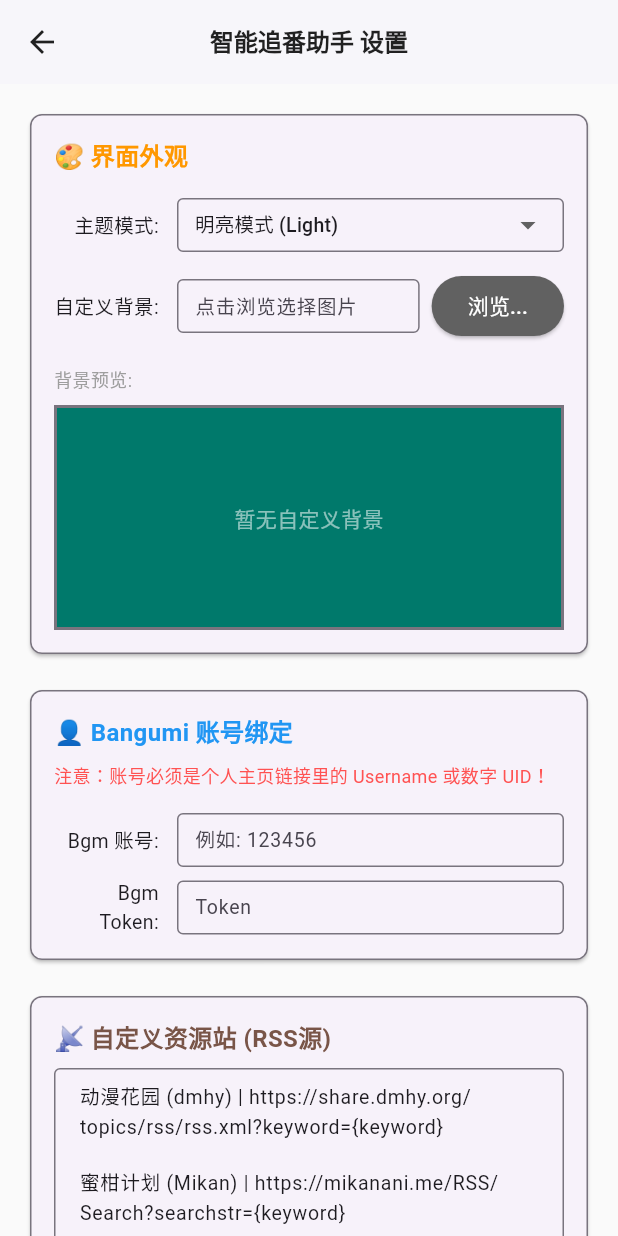
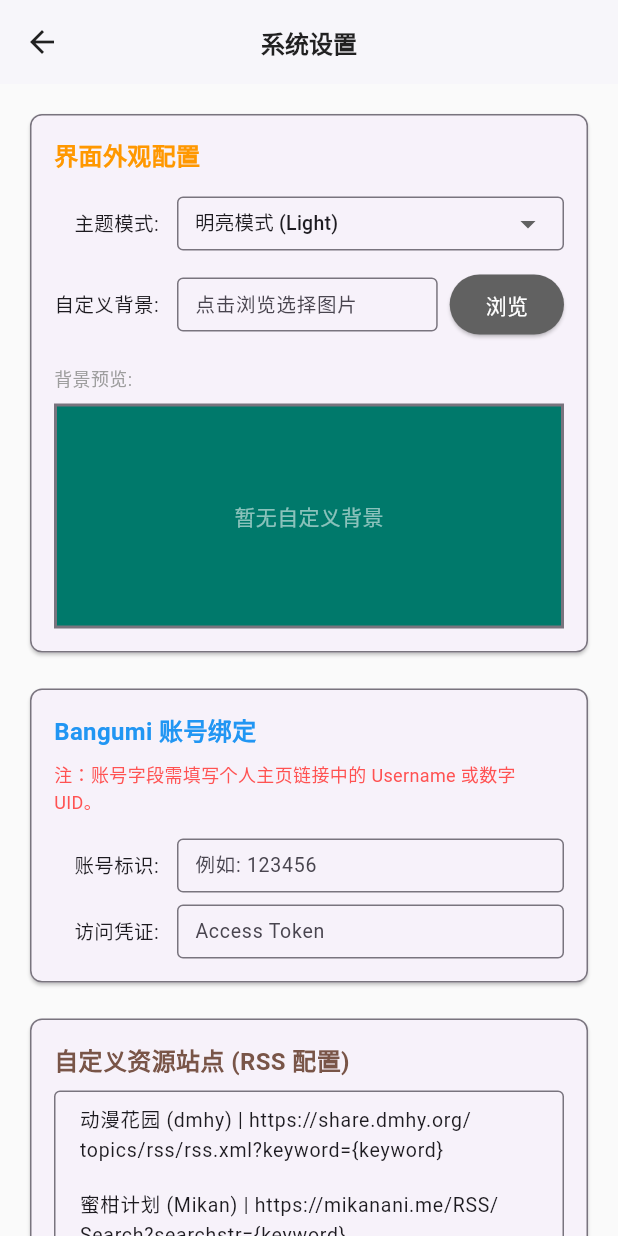
Before and after one commit to CongutSun/AnimeMaster_Pro_mobile, a Flutter app: the screen it shows after launch, after a tap on the "settings" icon, on a phone screen of 412 x 824 dp. Run offline on Flutter 3.47's test engine with Material 3 defaults, Android fonts, the phone set to English and light mode, and no system bars; our stand-ins replace cached_network_image, dio, flutter_secure_storage, image_cropper, image_picker, shared_preferences; missing offline and left inert: shorebird_code_push, webfeed; network calls fail.

Commit message:
内存管理更新

```diff
--- a/lib/providers/settings_provider.dart
+++ b/lib/providers/settings_provider.dart
@@ -1,6 +1,7 @@
 import 'dart:convert';
 import 'package:flutter/material.dart';
 import 'package:shared_preferences/shared_preferences.dart';
+import 'package:flutter_secure_storage/flutter_secure_storage.dart';
 
 class SettingsProvider with ChangeNotifier {
   String _bgmAcc = '';
@@ -8,10 +9,13 @@ class SettingsProvider with ChangeNotifier {
   List<Map<String, String>> _rssSources = [];
   bool _isLoaded = false;
 
-  // ✨ 新增界面外观属性
+  // 界面外观属性配置
   String _closeAction = '直接完全退出';
   String _themeMode = '明亮模式 (Light)';
   String _customBgPath = '';
+
+  // 实例化安全存储对象
+  final FlutterSecureStorage _secureStorage = const FlutterSecureStorage();
 
   String get bgmAcc => _bgmAcc;
   String get bgmToken => _bgmToken;
@@ -28,13 +32,15 @@ class SettingsProvider with ChangeNotifier {
 
   Future<void> _loadSettings() async {
     final prefs = await SharedPreferences.getInstance();
+
+    // 常规数据从 SharedPreferences 读取
     _bgmAcc = prefs.getString('bgm_acc') ?? '';
-    _bgmToken = prefs.getString('bgm_token') ?? '';
-
-    // ✨ 加载外观设置
     _closeAction = prefs.getString('close_action') ?? '直接完全退出';
     _themeMode = prefs.getString('theme_mode') ?? '明亮模式 (Light)';
     _customBgPath = prefs.getString('custom_bg_path') ?? '';
+
+    // 敏感凭证从 Keychain / Keystore 读取
+    _bgmToken = await _secureStorage.read(key: 'bgm_token') ?? '';
 
     final rssString = prefs.getString('rss_sources');
     if (rssString != null) {
@@ -54,21 +60,26 @@ class SettingsProvider with ChangeNotifier {
   Future<void> updateAccount(String acc, String token) async {
     _bgmAcc = acc;
     _bgmToken = token;
+
     final prefs = await SharedPreferences.getInstance();
     await prefs.setString('bgm_acc', acc);
-    await prefs.setString('bgm_token', token);
+
+    // 敏感凭证写入安全存储区域
+    await _secureStorage.write(key: 'bgm_token', value: token);
+
     notifyListeners();
   }
 
-  // ✨ 新增：更新外观设置并保存
   Future<void> updateAppearance(String action, String mode, String bgPath) async {
     _closeAction = action;
     _themeMode = mode;
     _customBgPath = bgPath;
+
     final prefs = await SharedPreferences.getInstance();
     await prefs.setString('close_action', action);
     await prefs.setString('theme_mode', mode);
     await prefs.setString('custom_bg_path', bgPath);
+
     notifyListeners();
   }
 
--- a/lib/screens/home_page.dart
+++ b/lib/screens/home_page.dart
@@ -27,49 +27,53 @@ class _HomePageState extends State<HomePage> {
   @override
   void initState() {
     super.initState();
-    // 默认正常加载
     _loadData();
   }
 
-  // ✨ 核心升级：增加 forceRefresh 参数，用于判断是否是用户手动下拉刷新
+  /// 数据加载主入口
+  /// [forceRefresh] 参数用于区分是否为用户主动触发的下拉刷新操作
   Future<void> _loadData({bool forceRefresh = false}) async {
     final prefs = await SharedPreferences.getInstance();
 
     final cachedCalendar = prefs.getString('cache_calendar');
     final cachedTop = prefs.getString('cache_top');
-    // ✨ 读取上次缓存的时间
     final cacheTimeStr = prefs.getString('cache_time');
 
     bool hasValidCache = false;
 
-    // 1. 如果有缓存，并且不是用户手动强制刷新，我们来检查缓存是否过期
+    // 1. 缓存校验阶段
     if (cachedCalendar != null && cachedTop != null && cacheTimeStr != null && !forceRefresh) {
       try {
         final cacheTime = DateTime.parse(cacheTimeStr);
         final now = DateTime.now();
 
-        // ✨ 商业化策略：缓存 4 小时内有效。你可以根据需要调整这个时间
+        // 缓存有效期设定为 4 小时
         if (now.difference(cacheTime).inHours < 4) {
           final calendar = jsonDecode(cachedCalendar);
           final rawTopData = jsonDecode(cachedTop) as List<dynamic>;
 
           _parseAndSetData(calendar, rawTopData.map((e) => e as Map<String, dynamic>).toList());
-          hasValidCache = true; // 标记缓存有效
+          hasValidCache = true;
         }
       } catch (e) {
-        debugPrint('缓存解析或时间校验失败: $e');
+        debugPrint('[HomePage] Cache parsing or validation failed: $e');
       }
     }
 
-    // 如果没有有效缓存，才需要显示转圈 Loading
+    // 2. 状态分发与网络请求阶段
     if (!hasValidCache) {
+      // 场景 A：无有效缓存或用户强制刷新，需展示 Loading 指示器
       setState(() => isLoading = true);
+      await _fetchNetworkData(prefs, isSilent: false);
     } else {
-      // ✨ 如果缓存有效，直接 Return 终止函数！绝不偷偷发起多余的网络请求，界面绝对不会闪烁！
-      return;
+      // 场景 B：缓存有效，界面已渲染。发起静默后台刷新，确保数据新鲜度
+      _fetchNetworkData(prefs, isSilent: true);
     }
+  }
 
-    // 2. 只有在【无缓存】、【缓存过期】或【用户手动下拉】时，才走网络请求
+  /// 执行实际的 API 网络请求
+  /// [isSilent] 控制发生异常或请求过程中是否干预 UI 加载状态
+  Future<void> _fetchNetworkData(SharedPreferences prefs, {bool isSilent = false}) async {
     try {
       final results = await Future.wait([
         BangumiApi.getCalendar(),
@@ -79,26 +83,27 @@ class _HomePageState extends State<HomePage> {
       final List<dynamic> calendar = results[0];
       final List<Map<String, dynamic>> rawTopData = results[1] as List<Map<String, dynamic>>;
 
-      // 只有接口真的返回了数据，才写入缓存并记录当前时间
       if (calendar.isNotEmpty && rawTopData.isNotEmpty) {
-        prefs.setString('cache_calendar', jsonEncode(calendar));
-        prefs.setString('cache_top', jsonEncode(rawTopData));
-        prefs.setString('cache_time', DateTime.now().toIso8601String()); // ✨ 记录最新拉取时间
+        // 数据持久化
+        await prefs.setString('cache_calendar', jsonEncode(calendar));
+        await prefs.setString('cache_top', jsonEncode(rawTopData));
+        await prefs.setString('cache_time', DateTime.now().toIso8601String());
 
         _parseAndSetData(calendar, rawTopData);
-      } else {
-        throw Exception("API返回了空数据");
+      } else if (!isSilent) {
+        throw Exception("API returned empty data sequence.");
       }
+    } catch (e) {
+      debugPrint('[HomePage] Network fetch exception: $e');
 
-    } catch (e) {
-      debugPrint('加载失败: $e');
-      // 如果失败且屏幕上毫无数据，才关闭 Loading 状态（这里通常可以加一个 Toast 提示网络错误）
-      if (mounted && todayAnime.isEmpty) {
+      // 仅在非静默模式且页面无数据时撤销 Loading 状态
+      if (!isSilent && mounted && todayAnime.isEmpty) {
         setState(() => isLoading = false);
       }
     }
   }
 
+  /// 解析服务端数据并更新组件状态
   void _parseAndSetData(List<dynamic> calendar, List<Map<String, dynamic>> rawTopData) {
     final weekday = DateTime.now().weekday;
     final days = ["星期一", "星期二", "星期三", "星期四", "星期五", "星期六", "星期日"];
@@ -125,6 +130,7 @@ class _HomePageState extends State<HomePage> {
     }
   }
 
+  /// 构建整周排期视图
   Widget _buildWeekSchedule() {
     return Column(
       crossAxisAlignment: CrossAxisAlignment.start,
@@ -138,8 +144,17 @@ class _HomePageState extends State<HomePage> {
           child: Column(
             crossAxisAlignment: CrossAxisAlignment.start,
             children: [
-              Text('📺 $weekdayName', style: const TextStyle(fontSize: 18, fontWeight: FontWeight.bold, color: Colors.blue)),
-              const SizedBox(height: 8),
+              Row(
+                children: [
+                  const Icon(Icons.live_tv, color: Colors.blueAccent, size: 20),
+                  const SizedBox(width: 8),
+                  Text(
+                    weekdayName,
+                    style: const TextStyle(fontSize: 16, fontWeight: FontWeight.bold, color: Colors.blueAccent)
+                  ),
+                ],
+              ),
+              const SizedBox(height: 12),
               AnimeGrid(animeList: dayAnime, isTop: false),
             ],
           ),
@@ -180,7 +195,6 @@ class _HomePageState extends State<HomePage> {
                 child: isLoading
                     ? const Center(child: CircularProgressIndicator())
                     : RefreshIndicator(
-                        // ✨ 核心配合：当用户手动下拉刷新时，传入 forceRefresh: true，强制走网络
                         onRefresh: () => _loadData(forceRefresh: true),
                         child: SingleChildScrollView(
                           physics: const AlwaysScrollableScrollPhysics(),
@@ -191,18 +205,29 @@ class _HomePageState extends State<HomePage> {
                               Row(
                                 mainAxisAlignment: MainAxisAlignment.spaceBetween,
                                 children: [
-                                  Text(
-                                    showTodayOnly ? '📺 $todayString · 今日放送' : '📺 本周新番放送',
-                                    style: const TextStyle(fontSize: 20, fontWeight: FontWeight.bold)
+                                  Expanded(
+                                    child: Row(
+                                      children: [
+                                        const Icon(Icons.calendar_month, color: Colors.blueAccent),
+                                        const SizedBox(width: 8),
+                                        Flexible(
+                                          child: Text(
+                                            showTodayOnly ? '$todayString · 今日排期' : '本周整体排期',
+                                            style: const TextStyle(fontSize: 18, fontWeight: FontWeight.bold),
+                                            overflow: TextOverflow.ellipsis,
+                                          ),
+                                        ),
+                                      ],
+                                    ),
                                   ),
                                   TextButton.icon(
                                     onPressed: () => setState(() => showTodayOnly = !showTodayOnly),
-                                    icon: Icon(showTodayOnly ? Icons.calendar_view_week : Icons.today),
-                                    label: Text(showTodayOnly ? '看本周' : '看今日'),
+                                    icon: Icon(showTodayOnly ? Icons.calendar_view_week : Icons.today, size: 18),
+                                    label: Text(showTodayOnly ? '查看全周' : '查看今日'),
                                   )
                                 ],
                               ),
-                              const SizedBox(height: 12),
+                              const SizedBox(height: 16),
 
                               showTodayOnly
                                 ? AnimeGrid(animeList: todayAnime, isTop: false)
@@ -210,9 +235,15 @@ class _HomePageState extends State<HomePage> {
 
                               const SizedBox(height: 32),
 
-                              const Padding(
-                                padding: EdgeInsets.only(bottom: 12.0),
-                                child: Text('🏆 本年度高分榜', style: TextStyle(fontSize: 20, fontWeight: FontWeight.bold)),
+                              Padding(
+                                padding: const EdgeInsets.only(bottom: 16.0),
+                                child: Row(
+                                  children: [
+                                    const Icon(Icons.emoji_events, color: Colors.orange),
+                                    const SizedBox(width: 8),
+                                    const Text('本年度高分榜单', style: TextStyle(fontSize: 18, fontWeight: FontWeight.bold)),
+                                  ],
+                                ),
                               ),
                               AnimeGrid(animeList: topAnime, isTop: true),
 
--- a/lib/screens/settings_page.dart
+++ b/lib/screens/settings_page.dart
@@ -58,13 +58,12 @@ class _SettingsPageState extends State<SettingsPage> {
         aspectRatio: const CropAspectRatio(ratioX: 9, ratioY: 16),
         uiSettings: [
           AndroidUiSettings(
-            toolbarTitle: '裁剪竖屏背景',
+            toolbarTitle: '裁剪背景图片',
             toolbarColor: Colors.teal.shade700,
             toolbarWidgetColor: Colors.white,
-            // ✨ 修复：删除了不存在的 initAspectRatio 预设，反正上面已经强制 9:16 了
             lockAspectRatio: true
           ),
-          IOSUiSettings(title: '裁剪背景', aspectRatioLockEnabled: true),
+          IOSUiSettings(title: '裁剪背景图片', aspectRatioLockEnabled: true),
         ],
       );
 
@@ -81,17 +80,28 @@ class _SettingsPageState extends State<SettingsPage> {
     provider.updateAccount(bgmAccController.text, bgmTokenController.text);
     provider.updateAppearance(provider.closeAction, themeMode, bgController.text);
 
-    ScaffoldMessenger.of(context).showSnackBar(const SnackBar(content: Text('✅ 设置已成功保存并全局应用！'), backgroundColor: Colors.green));
+    ScaffoldMessenger.of(context).showSnackBar(const SnackBar(content: Text('设置已保存并生效。')));
   }
 
   void _addRss(SettingsProvider provider) {
-    if (rssNameController.text.isNotEmpty && rssUrlController.text.contains('{keyword}')) {
-      provider.addRssSource(rssNameController.text, rssUrlController.text);
-      rssNameController.clear();
-      rssUrlController.clear();
-    } else {
-      ScaffoldMessenger.of(context).showSnackBar(const SnackBar(content: Text('请输入站点名，且 URL 必须包含 {keyword}')));
+    final name = rssNameController.text.trim();
+    final url = rssUrlController.text.trim();
+
+    if (name.isEmpty || !url.contains('{keyword}')) {
+      ScaffoldMessenger.of(context).showSnackBar(const SnackBar(content: Text('输入无效：站点名称不可为空，且 URL 必须包含 {keyword} 变量。')));
+      return;
     }
+
+    // 强化 URL 安全校验，限制仅支持 HTTP/HTTPS 协议
+    final uri = Uri.tryParse(url);
+    if (uri == null || (uri.scheme != 'http' && uri.scheme != 'https')) {
+      ScaffoldMessenger.of(context).showSnackBar(const SnackBar(content: Text('输入无效：请提供合法的 HTTP 或 HTTPS 源地址。')));
+      return;
+    }
+
+    provider.addRssSource(name, url);
+    rssNameController.clear();
+    rssUrlController.clear();
   }
 
   void _deleteRss(SettingsProvider provider) {
@@ -116,7 +126,7 @@ class _SettingsPageState extends State<SettingsPage> {
         child: Column(
           crossAxisAlignment: CrossAxisAlignment.start,
           children: [
-            const Text('🎨 界面外观', style: TextStyle(fontSize: 16, fontWeight: FontWeight.bold, color: Colors.orange)),
+            const Text('界面外观配置', style: TextStyle(fontSize: 16, fontWeight: FontWeight.bold, color: Colors.orange)),
             const SizedBox(height: 16),
             _buildSettingRow('主题模式:', _buildDropdown(['明亮模式 (Light)', '暗黑模式 (Dark)'], themeMode, (val) => setState(() => themeMode = val!))),
             const SizedBox(height: 12),
@@ -124,7 +134,7 @@ class _SettingsPageState extends State<SettingsPage> {
               children: [
                 Expanded(child: _buildTextField(bgController, readOnly: true, hint: '点击浏览选择图片')),
                 const SizedBox(width: 8),
-                ElevatedButton(onPressed: _pickAndCropImage, style: ElevatedButton.styleFrom(backgroundColor: Colors.grey.shade700, foregroundColor: Colors.white), child: const Text('浏览...')),
+                ElevatedButton(onPressed: _pickAndCropImage, style: ElevatedButton.styleFrom(backgroundColor: Colors.grey.shade700, foregroundColor: Colors.white), child: const Text('浏览')),
               ],
             )),
             const SizedBox(height: 16),
@@ -152,13 +162,13 @@ class _SettingsPageState extends State<SettingsPage> {
         child: Column(
           crossAxisAlignment: CrossAxisAlignment.start,
           children: [
-            const Text('👤 Bangumi 账号绑定', style: TextStyle(fontSize: 16, fontWeight: FontWeight.bold, color: Colors.blue)),
+            const Text('Bangumi 账号绑定', style: TextStyle(fontSize: 16, fontWeight: FontWeight.bold, color: Colors.blue)),
             const SizedBox(height: 8),
-            const Text('注意：账号必须是个人主页链接里的 Username 或数字 UID！', style: TextStyle(fontSize: 12, color: Colors.redAccent)),
+            const Text('注：账号字段需填写个人主页链接中的 Username 或数字 UID。', style: TextStyle(fontSize: 12, color: Colors.redAccent)),
             const SizedBox(height: 16),
-            _buildSettingRow('Bgm 账号:', _buildTextField(bgmAccController, hint: '例如: 123456')),
+            _buildSettingRow('账号标识:', _buildTextField(bgmAccController, hint: '例如: 123456')),
             const SizedBox(height: 8),
-            _buildSettingRow('Bgm Token:', _buildTextField(bgmTokenController, obscureText: true, hint: 'Token')),
+            _buildSettingRow('访问凭证:', _buildTextField(bgmTokenController, obscureText: true, hint: 'Access Token')),
           ],
         ),
       ),
@@ -171,7 +181,7 @@ class _SettingsPageState extends State<SettingsPage> {
         child: Column(
           crossAxisAlignment: CrossAxisAlignment.start,
           children: [
-            const Text('📡 自定义资源站 (RSS源)', style: TextStyle(fontSize: 16, fontWeight: FontWeight.bold, color: Colors.brown)),
+            const Text('自定义资源站点 (RSS 配置)', style: TextStyle(fontSize: 16, fontWeight: FontWeight.bold, color: Colors.brown)),
             const SizedBox(height: 8),
             Container(
               height: 120,
@@ -193,9 +203,9 @@ class _SettingsPageState extends State<SettingsPage> {
             const SizedBox(height: 8),
             Row(
               children: [
-                Expanded(flex: 3, child: _buildTextField(rssNameController, hint: '站点名')),
+                Expanded(flex: 3, child: _buildTextField(rssNameController, hint: '站点名称')),
                 const SizedBox(width: 8),
-                Expanded(flex: 7, child: _buildTextField(rssUrlController, hint: '必须包含 {keyword}')),
+                Expanded(flex: 7, child: _buildTextField(rssUrlController, hint: '源地址 (必须包含 {keyword})')),
               ],
             ),
             const SizedBox(height: 8),
@@ -213,7 +223,7 @@ class _SettingsPageState extends State<SettingsPage> {
     );
 
     return Scaffold(
-      appBar: AppBar(title: const Text('智能追番助手 设置', style: TextStyle(fontSize: 16, fontWeight: FontWeight.bold)), centerTitle: true),
+      appBar: AppBar(title: const Text('系统设置', style: TextStyle(fontSize: 16, fontWeight: FontWeight.bold)), centerTitle: true),
       body: SingleChildScrollView(
         padding: const EdgeInsets.all(16.0),
         child: isMobile
@@ -226,7 +236,7 @@ class _SettingsPageState extends State<SettingsPage> {
                 const SizedBox(height: 16),
                 rssCard,
                 const SizedBox(height: 16),
-                ElevatedButton.icon(onPressed: _saveSettings, icon: const Icon(Icons.save), label: const Text('保存并应用', style: TextStyle(fontWeight: FontWeight.bold)), style: ElevatedButton.styleFrom(backgroundColor: Colors.green.shade700, foregroundColor: Colors.white, padding: const EdgeInsets.symmetric(vertical: 16))),
+                ElevatedButton.icon(onPressed: _saveSettings, icon: const Icon(Icons.save), label: const Text('保存并应用配置', style: TextStyle(fontWeight: FontWeight.bold)), style: ElevatedButton.styleFrom(backgroundColor: Colors.green.shade700, foregroundColor: Colors.white, padding: const EdgeInsets.symmetric(vertical: 16))),
               ],
             )
           : Row(
@@ -242,7 +252,7 @@ class _SettingsPageState extends State<SettingsPage> {
                       const SizedBox(height: 16),
                       rssCard,
                       const SizedBox(height: 16),
-                      Align(alignment: Alignment.centerRight, child: ElevatedButton.icon(onPressed: _saveSettings, icon: const Icon(Icons.save), label: const Text('保存并应用', style: TextStyle(fontWeight: FontWeight.bold)), style: ElevatedButton.styleFrom(backgroundColor: Colors.green.shade700, foregroundColor: Colors.white, padding: const EdgeInsets.symmetric(horizontal: 24, vertical: 16)))),
+                      Align(alignment: Alignment.centerRight, child: ElevatedButton.icon(onPressed: _saveSettings, icon: const Icon(Icons.save), label: const Text('保存并应用配置', style: TextStyle(fontWeight: FontWeight.bold)), style: ElevatedButton.styleFrom(backgroundColor: Colors.green.shade700, foregroundColor: Colors.white, padding: const EdgeInsets.symmetric(horizontal: 24, vertical: 16)))),
                     ],
                   ),
                 ),
```
Also changed, not shown: lib/screens/detail_page.dart (+35 -28 lines), pubspec.yaml (+2 -66 lines), pubspec.lock, 5 other files.
